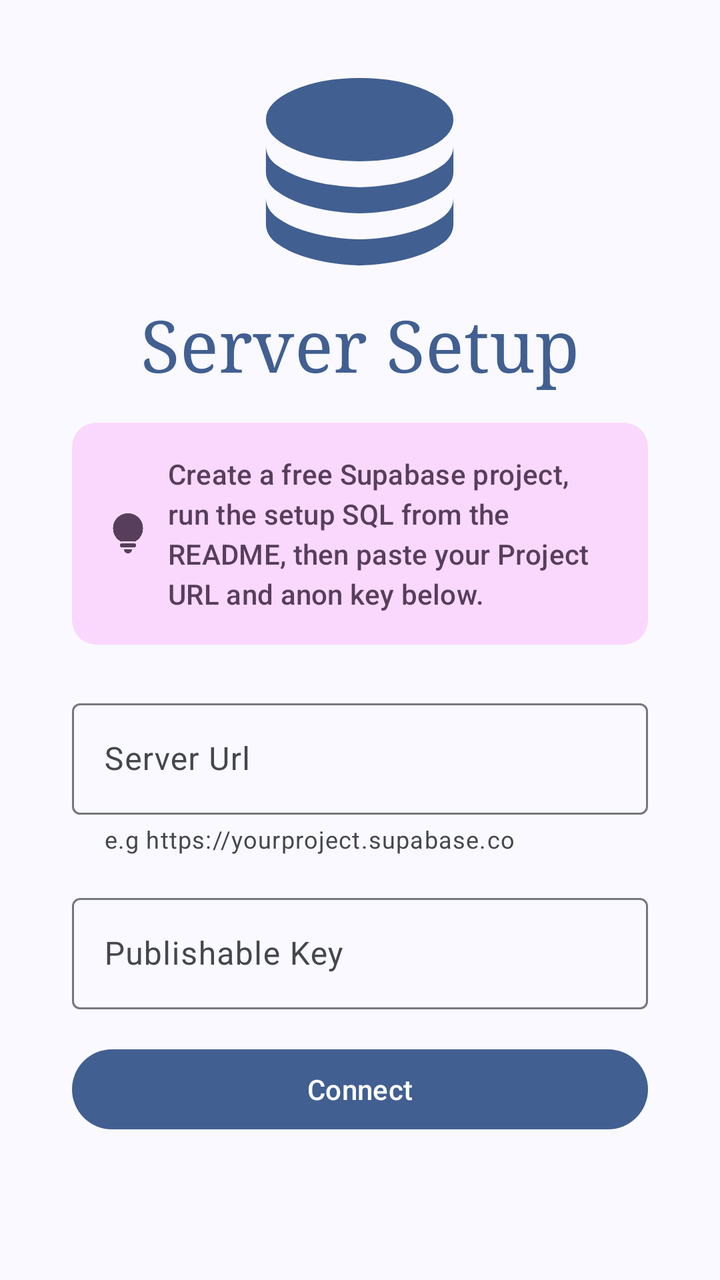
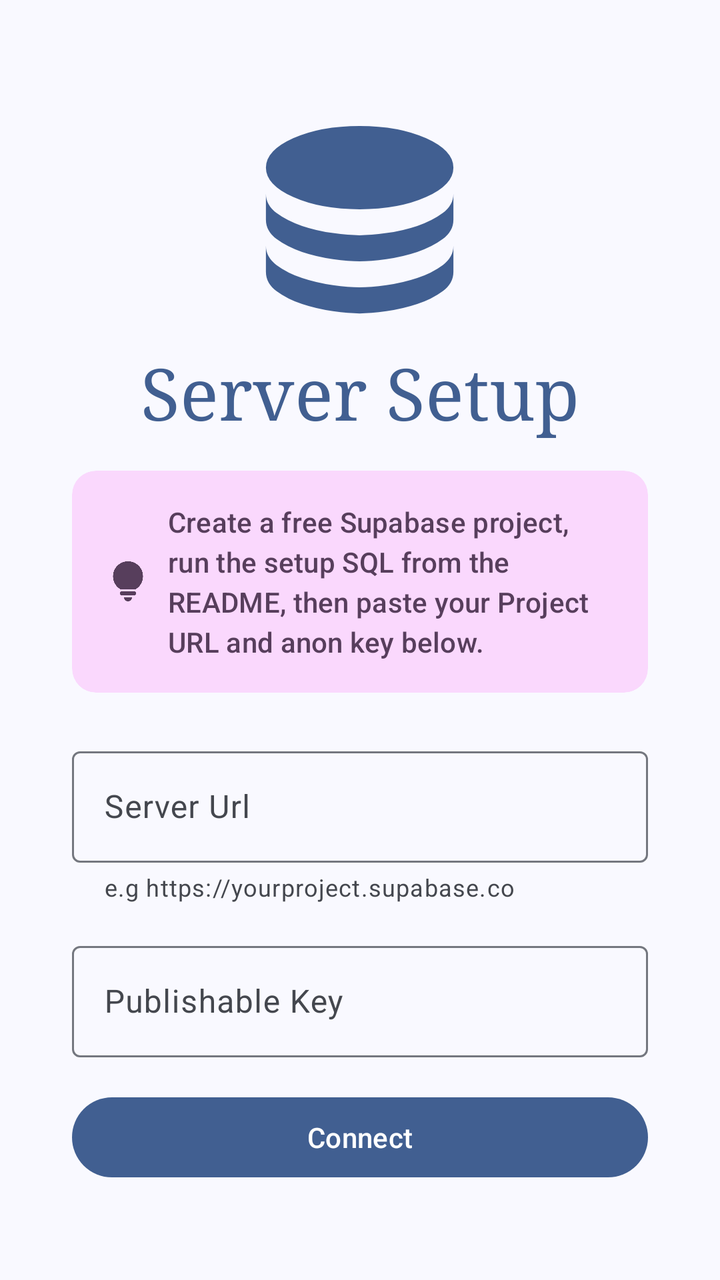

Screens rendered from an Android XML layout before and after an edit, with the pre-edit source and the edit as a unified diff.
<!-- AndroidManifest.xml: application theme Theme.Supanote -->
<!-- res/layout/activity_setup.xml -->
<?xml version="1.0" encoding="utf-8"?>
<androidx.constraintlayout.widget.ConstraintLayout
    xmlns:android="http://schemas.android.com/apk/res/android"
    xmlns:app="http://schemas.android.com/apk/res-auto"
    xmlns:tools="http://schemas.android.com/tools"
    android:id="@+id/main"
    android:layout_width="match_parent"
    android:layout_height="match_parent"
    tools:context=".ui.setup.SetupActivity">

    <LinearLayout
        android:orientation="vertical"
        android:paddingHorizontal="36dp"
        android:paddingVertical="16dp"
        app:layout_constraintTop_toTopOf="parent"
        app:layout_constraintBottom_toBottomOf="parent"
        app:layout_constraintEnd_toEndOf="parent"
        app:layout_constraintStart_toStartOf="parent"
        android:layout_marginBottom="48dp"
        android:layout_width="match_parent"
        android:layout_height="wrap_content">

        <ImageView
            android:importantForAccessibility="no"
            android:src="@drawable/ic_database"
            android:layout_gravity="center"
            android:layout_width="125dp"
            android:layout_height="125dp"
            app:tint="?attr/colorPrimary" />

        <com.google.android.material.textview.MaterialTextView
            android:text="@string/label_server_setup_heading"
            android:layout_gravity="center"
            android:textColor="?attr/colorPrimary"
            android:fontFamily="serif"
            android:textAppearance="?attr/textAppearanceDisplaySmall"
            android:layout_width="wrap_content"
            android:layout_height="wrap_content"/>

        <com.google.android.material.card.MaterialCardView
            android:clickable="true"
            android:focusable="true"
            style="@style/Widget.Material3.CardView.Filled"
            app:cardElevation="0dp"
            android:layout_marginTop="16dp"
            android:layout_marginBottom="24dp"
            app:cardBackgroundColor="?attr/colorTertiaryContainer"
            android:layout_width="match_parent"
            android:layout_height="wrap_content">

            <LinearLayout
                android:padding="16dp"
                android:gravity="center"
                android:orientation="horizontal"
                android:layout_width="match_parent"
                android:layout_height="wrap_content">

                <ImageView
                    android:src="@drawable/ic_lightbulb"
                    android:scaleType="centerCrop"
                    android:layout_width="wrap_content"
                    android:layout_height="wrap_content"
                    android:layout_marginEnd="8dp"
                    app:tint="?attr/colorOnTertiaryContainer" />

                <com.google.android.material.textview.MaterialTextView
                    android:text="@string/label_server_setup_description"
                    android:textColor="?attr/colorOnTertiaryContainer"
                    android:textAppearance="?attr/textAppearanceTitleSmall"
                    android:layout_width="match_parent"
                    android:layout_height="wrap_content"/>
            </LinearLayout>
        </com.google.android.material.card.MaterialCardView>

        <com.google.android.material.textfield.TextInputLayout
            android:id="@+id/server_url_layout"
            android:hint="@string/hint_server_url"
            app:helperTextEnabled="true"
            app:helperText="@string/helper_server_url"
            app:endIconMode="clear_text"
            android:layout_width="match_parent"
            android:layout_height="wrap_content">

            <com.google.android.material.textfield.TextInputEditText
                android:id="@+id/server_url_input"
                android:layout_width="match_parent"
                android:layout_height="match_parent"/>
        </com.google.android.material.textfield.TextInputLayout>

        <com.google.android.material.textfield.TextInputLayout
            android:id="@+id/publishable_key_layout"
            android:layout_marginTop="16dp"
            android:hint="@string/hint_server_publishable_key"
            app:endIconMode="clear_text"
            android:layout_width="match_parent"
            android:layout_height="wrap_content">

            <com.google.android.material.textfield.TextInputEditText
                android:id="@+id/publishable_key_input"
                android:layout_width="match_parent"
                android:layout_height="match_parent"/>
        </com.google.android.material.textfield.TextInputLayout>

        <com.google.android.material.button.MaterialButton
            android:id="@+id/connect"
            android:text="@string/button_connect"
            android:layout_marginTop="16dp"
            android:layout_width="match_parent"
            android:layout_height="wrap_content"/>
    </LinearLayout>
</androidx.constraintlayout.widget.ConstraintLayout>
<!-- resources referenced by this layout -->
<resources>
  <!-- drawable ic_lightbulb (drawable) -->
  <vector xmlns:android="http://schemas.android.com/apk/res/android"
      android:width="24dp"
      android:height="24dp"
      android:viewportWidth="960"
      android:viewportHeight="960">
    <path
        android:pathData="M423.5,856.5Q400,833 400,800h160q0,33 -23.5,56.5T480,880q-33,0 -56.5,-23.5ZM360,760q-17,0 -28.5,-11.5T320,720q0,-17 11.5,-28.5T360,680h240q17,0 28.5,11.5T640,720q0,17 -11.5,28.5T600,760L360,760ZM330,640q-69,-41 -109.5,-110T180,380q0,-125 87.5,-212.5T480,80q125,0 212.5,87.5T780,380q0,81 -40.5,150T630,640L330,640Z"
        android:fillColor="#e3e3e3"/>
  </vector>
  <string name="button_connect">Connect</string>
  <string name="helper_server_url">e.g https://yourproject.supabase.co</string>
  <string name="hint_server_publishable_key">Publishable Key</string>
  <string name="hint_server_url">Server Url</string>
  <string name="label_server_setup_description">Create a free Supabase project, run the setup SQL from the README, then paste your Project URL and anon key below.</string>
  <string name="label_server_setup_heading">Server Setup</string>
  <color name="md_theme_primary">#415F91</color>
  <color name="md_theme_onPrimary">#FFFFFF</color>
  <color name="md_theme_primaryContainer">#D6E3FF</color>
  <color name="md_theme_onPrimaryContainer">#284777</color>
  <color name="md_theme_secondary">#565F71</color>
  <color name="md_theme_onSecondary">#FFFFFF</color>
  <color name="md_theme_secondaryContainer">#DAE2F9</color>
  <color name="md_theme_onSecondaryContainer">#3E4759</color>
  <color name="md_theme_tertiary">#705575</color>
  <color name="md_theme_onTertiary">#FFFFFF</color>
  <color name="md_theme_tertiaryContainer">#FAD8FD</color>
  <color name="md_theme_onTertiaryContainer">#573E5C</color>
  <color name="md_theme_error">#BA1A1A</color>
  <color name="md_theme_onError">#FFFFFF</color>
  <color name="md_theme_errorContainer">#FFDAD6</color>
  <color name="md_theme_onErrorContainer">#93000A</color>
  <color name="md_theme_background">#F9F9FF</color>
  <color name="md_theme_onBackground">#191C20</color>
  <color name="md_theme_surface">#F9F9FF</color>
  <color name="md_theme_onSurface">#191C20</color>
  <color name="md_theme_surfaceVariant">#E0E2EC</color>
  <color name="md_theme_onSurfaceVariant">#44474E</color>
  <color name="md_theme_outline">#74777F</color>
  <color name="md_theme_outlineVariant">#C4C6D0</color>
  <color name="md_theme_inverseSurface">#2E3036</color>
  <color name="md_theme_inverseOnSurface">#F0F0F7</color>
  <color name="md_theme_inversePrimary">#AAC7FF</color>
  <color name="md_theme_primaryFixed">#D6E3FF</color>
  <color name="md_theme_onPrimaryFixed">#001B3E</color>
  <color name="md_theme_primaryFixedDim">#AAC7FF</color>
  <color name="md_theme_onPrimaryFixedVariant">#284777</color>
  <color name="md_theme_secondaryFixed">#DAE2F9</color>
  <color name="md_theme_onSecondaryFixed">#131C2B</color>
  <color name="md_theme_secondaryFixedDim">#BEC6DC</color>
  <color name="md_theme_onSecondaryFixedVariant">#3E4759</color>
  <color name="md_theme_tertiaryFixed">#FAD8FD</color>
  <color name="md_theme_onTertiaryFixed">#28132E</color>
  <color name="md_theme_tertiaryFixedDim">#DDBCE0</color>
  <color name="md_theme_onTertiaryFixedVariant">#573E5C</color>
  <color name="md_theme_surfaceDim">#D9D9E0</color>
  <color name="md_theme_surfaceBright">#F9F9FF</color>
  <color name="md_theme_surfaceContainerLowest">#FFFFFF</color>
  <color name="md_theme_surfaceContainerLow">#F3F3FA</color>
  <color name="md_theme_surfaceContainer">#EDEDF4</color>
  <color name="md_theme_surfaceContainerHigh">#E7E8EE</color>
  <color name="md_theme_surfaceContainerHighest">#E2E2E9</color>
  <!-- unchanged entries left out for length: 3 -->
</resources>

<!-- the commit's change to res/layout/activity_setup.xml (unified diff, before → after) -->
@@ -1,24 +1,22 @@
 <?xml version="1.0" encoding="utf-8"?>
-<androidx.constraintlayout.widget.ConstraintLayout
+<ScrollView
     xmlns:android="http://schemas.android.com/apk/res/android"
     xmlns:app="http://schemas.android.com/apk/res-auto"
     xmlns:tools="http://schemas.android.com/tools"
     android:id="@+id/main"
     android:layout_width="match_parent"
     android:layout_height="match_parent"
+    android:clipToPadding="false"
+    android:fillViewport="true"
     tools:context=".ui.setup.SetupActivity">
 
     <LinearLayout
         android:orientation="vertical"
+        android:gravity="center_vertical"
         android:paddingHorizontal="36dp"
         android:paddingVertical="16dp"
-        app:layout_constraintTop_toTopOf="parent"
-        app:layout_constraintBottom_toBottomOf="parent"
-        app:layout_constraintEnd_toEndOf="parent"
-        app:layout_constraintStart_toStartOf="parent"
-        android:layout_marginBottom="48dp"
         android:layout_width="match_parent"
-        android:layout_height="wrap_content">
+        android:layout_height="match_parent">
 
         <ImageView
             android:importantForAccessibility="no"
@@ -108,4 +106,4 @@
             android:layout_width="match_parent"
             android:layout_height="wrap_content"/>
     </LinearLayout>
-</androidx.constraintlayout.widget.ConstraintLayout>
+</ScrollView>
